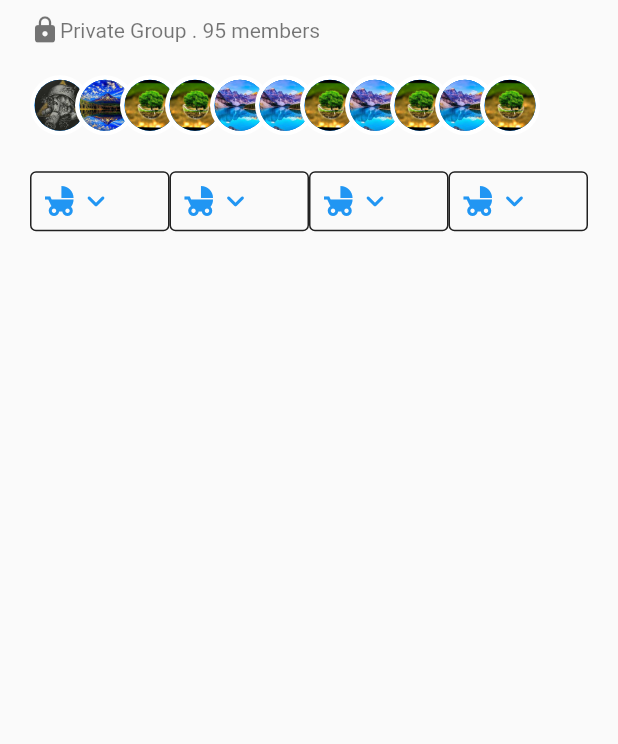
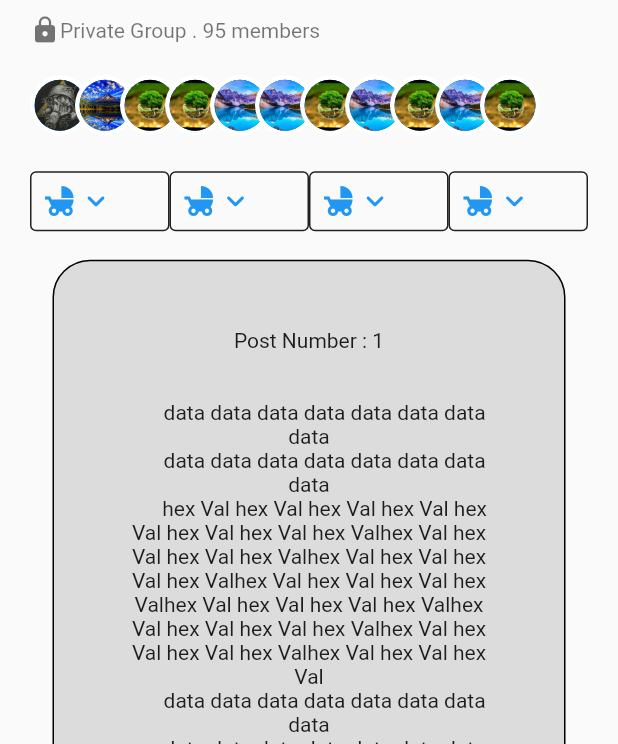
Before and after one commit to aditya995/flutterPractice, a Flutter app: the screen it shows after launch, on a phone screen of 412 x 824 dp, the part 492-1236 px from its top. Run offline on Flutter 3.47's test engine with Material 2 defaults, Android fonts, the phone set to English and light mode, and no system bars.

Commit message:
Dynamic posts added

```diff
--- a/practice_app/lib/fb_group_page.dart
+++ b/practice_app/lib/fb_group_page.dart
@@ -21,7 +21,9 @@ class FbGroupPage extends StatelessWidget {
         child: Align(
           alignment: Alignment.center,
           child: Container(
-            child: const MyBody(),
+            child: const MyBody(
+              postNumber: 3,
+            ),
             width: 900,
           ),
         ),
--- a/practice_app/lib/my_body.dart
+++ b/practice_app/lib/my_body.dart
@@ -1,8 +1,10 @@
 import 'package:flutter/material.dart';
 import 'package:practice_app/img_lists.dart';
+import 'package:practice_app/posts.dart';
 
 class MyBody extends StatelessWidget {
-  const MyBody({Key? key}) : super(key: key);
+  final postNumber;
+  const MyBody({Key? key, required this.postNumber}) : super(key: key);
 
   @override
   Widget build(BuildContext context) {
@@ -194,7 +196,16 @@ class MyBody extends StatelessWidget {
                       )
                     : SizedBox(),
 
-                // Featured ****************************************
+                // Posts ****************************************
+
+                Column(
+                  children: <Widget>[
+                    for (var i = 1; i <= postNumber; i++)
+                      Posts(
+                        count: i,
+                      ),
+                  ],
+                ),
               ],
             ),
           ),
--- /dev/null
+++ b/practice_app/lib/posts.dart
@@ -0,0 +1,37 @@
+import 'package:flutter/material.dart';
+
+class Posts extends StatelessWidget {
+  final count;
+  const Posts({Key? key, required this.count}) : super(key: key);
+
+  @override
+  Widget build(BuildContext context) {
+    return Container(
+      decoration: BoxDecoration(
+        color: Colors.black12,
+        border: Border.all(),
+        borderRadius: BorderRadius.circular(25),
+      ),
+      margin: EdgeInsets.all(15),
+      padding: EdgeInsets.all(45),
+      child: Text(
+        '''Post Number : ${count} \n\n
+      data data data data data data data data
+      data data data data data data data data
+      hex Val hex Val hex Val hex Val hex Val hex Val hex Val hex Valhex Val hex Val hex Val hex Valhex Val hex Val hex Val hex Valhex Val hex Val hex Val hex Valhex Val hex Val hex Val hex Valhex Val hex Val hex Val hex Valhex Val hex Val hex Val hex Valhex Val hex Val hex Val
+      data data data data data data data data
+      data data data data data data data data
+      data data data data data data data data
+      data data data data data data data data
+      data data data data data data data data
+      data data data data data data data data
+      data data data data data data data data
+      data data data data data data data datadata data data data data data data data
+      data data data data data data data data
+
+      ''',
+        textAlign: TextAlign.center,
+      ),
+    );
+  }
+}
```
